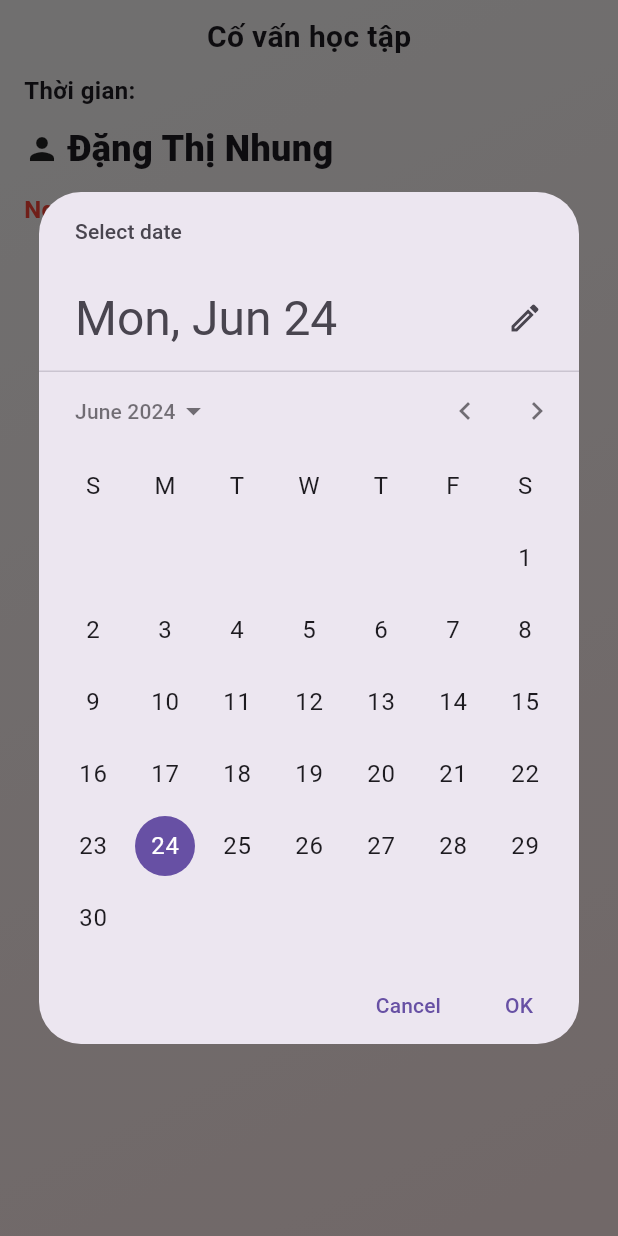
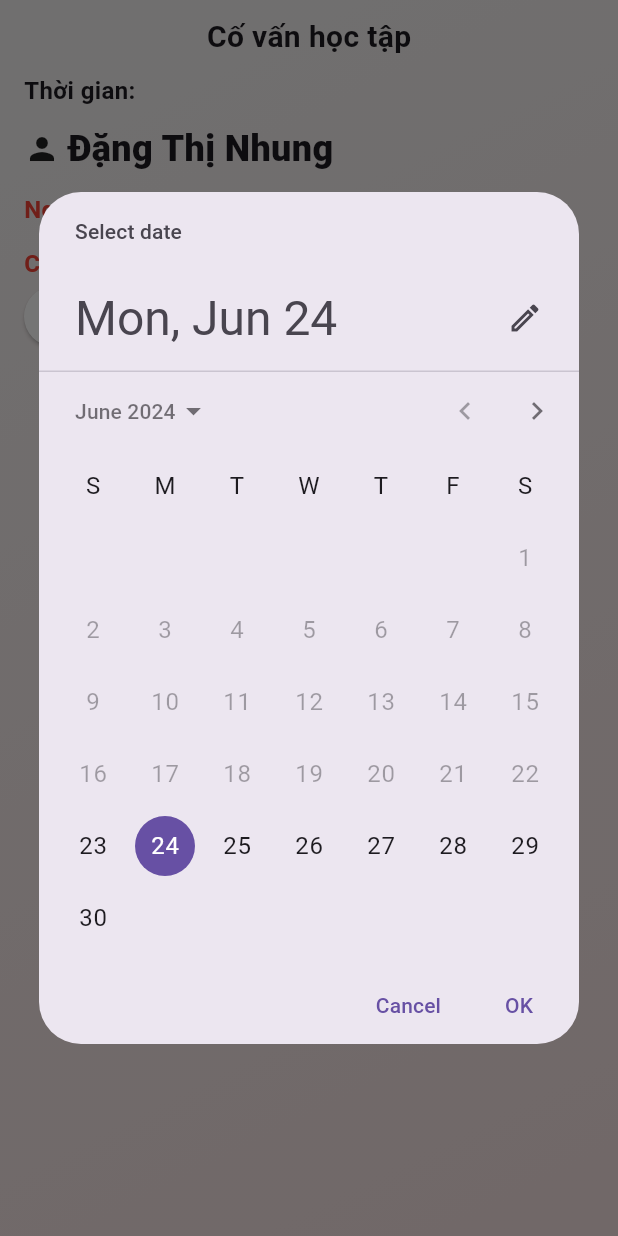
Before and after one commit to toila4120/Booking_app, a Flutter app: the DatLich screen opened directly, after a tap on the "calendar month" icon, on a phone screen of 412 x 824 dp. Run offline on Flutter 3.47's test engine with Material 3 defaults, Android fonts, the phone set to English and light mode, and no system bars; our stand-ins replace google_nav_bar, table_calendar.

Commit message:
version3.1

```diff
--- a/lib/screen/datLich_screen.dart
+++ b/lib/screen/datLich_screen.dart
@@ -1,3 +1,4 @@
+import 'package:booking_app/widget/buttonTime.dart';
 import 'package:flutter/material.dart';
 import 'package:intl/intl.dart';
 
@@ -82,21 +83,34 @@ class _DatLichState extends State<DatLich> {
                     SizedBox(width: 1),
                     IconButton(
                       onPressed: () async {
+                        DateTime _dateTimeNow = DateTime.now();
                         DateTime? _datetime1 = await showDatePicker(
-                            context: context,
-                            initialDate: DateTime.now(),
-                            firstDate: DateTime(2024),
-                            lastDate: DateTime(2025));
-                        // print(_datetime1.toString());
-                        setState(() {
-                          _datetime =
-                              DateFormat("dd/MM/yyyy").format(_datetime1!);
-                        });
+                          context: context,
+                          initialDate: _dateTimeNow,
+                          firstDate: _dateTimeNow.subtract(Duration(days: 1)),
+                          lastDate: _dateTimeNow.add(Duration(days: 7)),
+                        );
+                        if (_datetime1 != null) {
+                          setState(() {
+                            _datetime =
+                                DateFormat("dd/MM/yyyy").format(_datetime1);
+                          });
+                        }
                       },
                       icon: Icon(Icons.calendar_month),
-                    )
+                    ),
                   ],
-                )
+                ),
+                SizedBox(height: 0),
+                Text(
+                  "Chọn thời gian",
+                  style: TextStyle(
+                      color: Colors.red,
+                      fontSize: 16,
+                      fontWeight: FontWeight.w700),
+                ),
+                // Table(children: [TableRow(children: )],)
+                Buttontime(time: "08:00", color1: Colors.white)
               ],
             ),
           ),
--- /dev/null
+++ b/lib/widget/buttonTime.dart
@@ -0,0 +1,18 @@
+import 'package:flutter/material.dart';
+
+class Buttontime extends StatelessWidget {
+  Buttontime({super.key, required this.time, required this.color1});
+  final String time;
+  final Color color1;
+
+  @override
+  Widget build(BuildContext context) {
+    return ElevatedButton(
+      onPressed: () {},
+      child: Text(time),
+      style: ButtonStyle(
+        backgroundColor: WidgetStateProperty.all<Color>(color1),
+      ),
+    );
+  }
+}
```
